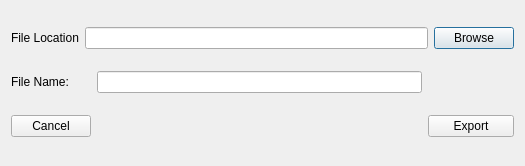
bdoze90/CASPERapp, file export_to_csv_window.ui: the form before one commit.
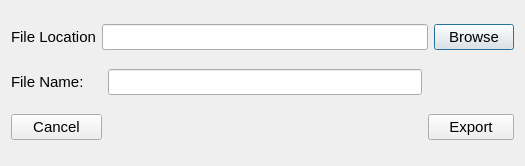
The form after the commit.

```diff
--- a/export_to_csv_window.ui
+++ b/export_to_csv_window.ui
@@ -10,6 +10,11 @@
     <height>166</height>
    </rect>
   </property>
+  <property name="font">
+   <font>
+    <pointsize>11</pointsize>
+   </font>
+  </property>
   <property name="windowTitle">
    <string>Dialog</string>
   </property>
```
